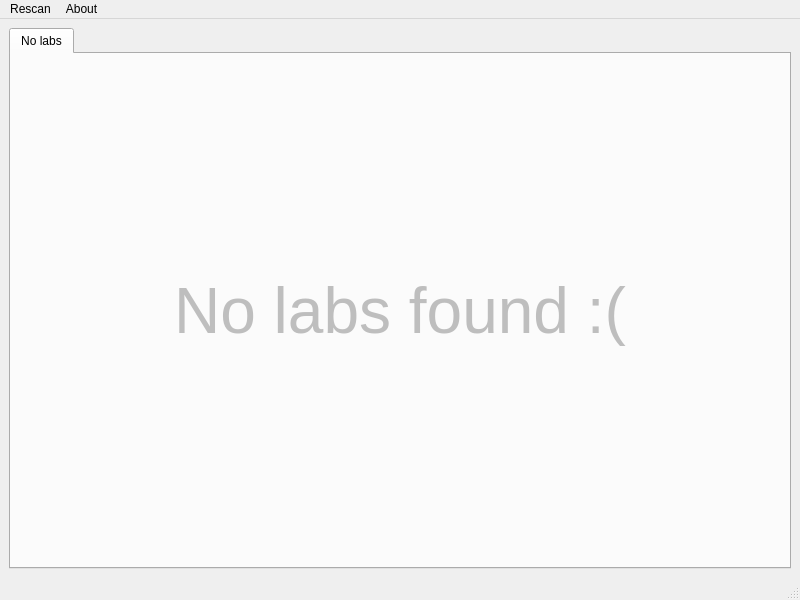
The window that src/main.ui (Kracav4ik/LabSimulator2019) describes before a commit, drawn with Qt 5.
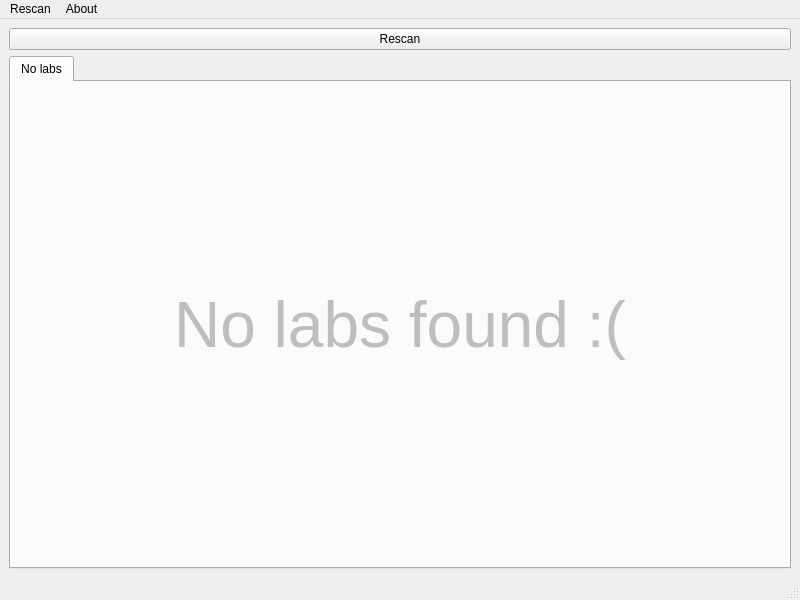
The same window after the commit.

What changed in the file:
```diff
--- a/src/main.ui
+++ b/src/main.ui
@@ -15,6 +15,13 @@
   </property>
   <widget class="QWidget" name="centralwidget">
    <layout class="QVBoxLayout" name="verticalLayout">
+    <item>
+     <widget class="QPushButton" name="rescanBut">
+      <property name="text">
+       <string>Rescan</string>
+      </property>
+     </widget>
+    </item>
     <item>
      <widget class="QTabWidget" name="labTabs">
       <property name="currentIndex">
```
